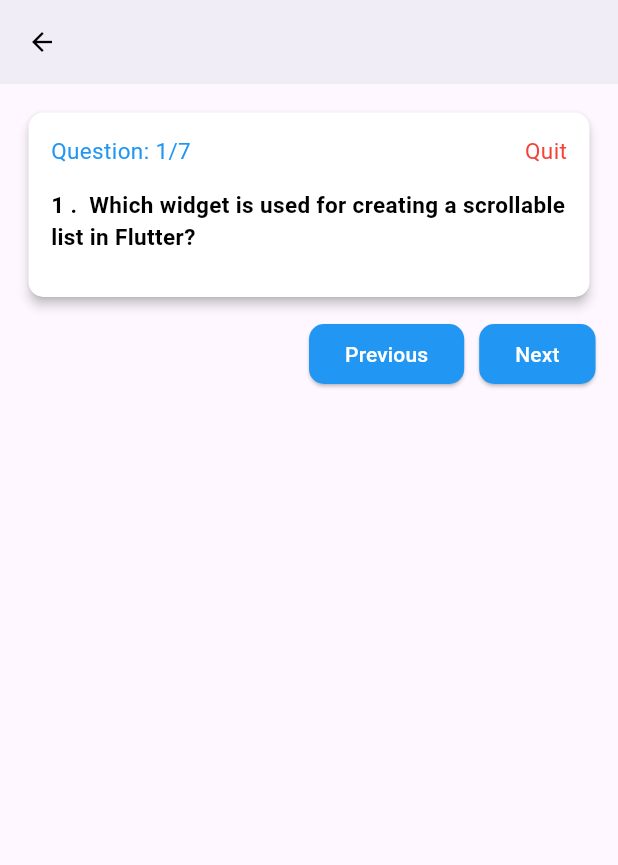
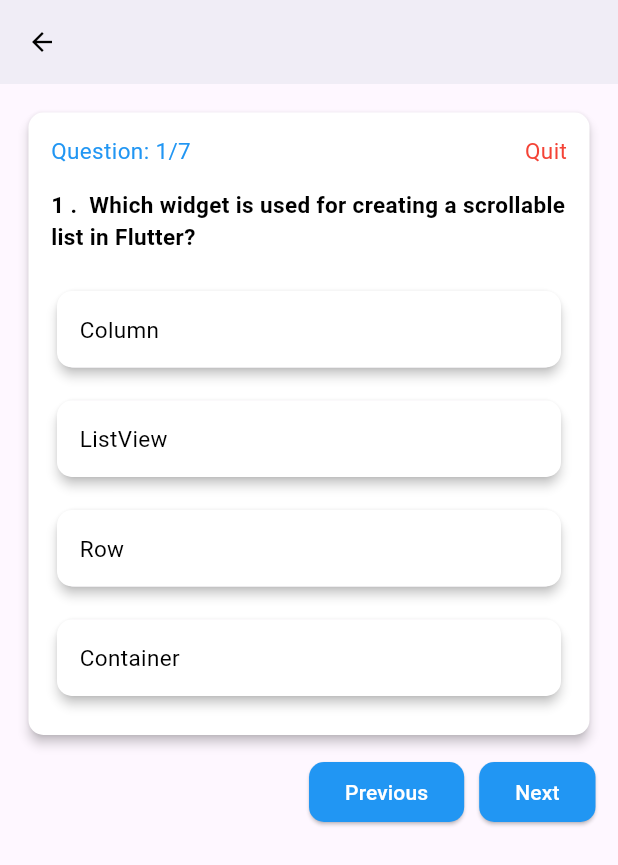
Before and after one commit to apeksha123227/Flutter_Project, a Flutter app: the QuestionScreen screen opened directly, on a phone screen of 412 x 824 dp. Shown: the top 865 px of the screen. Run offline on Flutter 3.47's test engine with Material 3 defaults, Android fonts, the phone set to English and light mode, and no system bars; our stand-ins replace get, screenshot, share_plus; missing offline and left inert: svg_image; project files that could hold a hidden picture were left out.

Commit message:
Quiz done

```diff
--- a/lib/Tasks/Quiz/QuestionScreen.dart
+++ b/lib/Tasks/Quiz/QuestionScreen.dart
@@ -93,7 +93,7 @@ class QuestionScreen extends StatelessWidget {
                       SizedBox(height: 15),
                       Obx(() {
                         return Text(
-                         "${item+1} .  ${questionController.questionList[item]["question"]}",
+                          "${item + 1} .  ${questionController.questionList[item]["question"]}",
                           style: TextStyle(
                             fontSize: 15,
                             color: Colors.black,
@@ -104,7 +104,54 @@ class QuestionScreen extends StatelessWidget {
                           overflow: TextOverflow.visible,
                         );
                       }),
+
                       SizedBox(height: 15),
+
+                      Obx(() {
+                        List options =
+                            questionController.questionList[item]["options"];
+
+                        return Column(
+                          children: List.generate(options.length, (index) {
+                            bool isSelected =
+                                questionController.selectedAns[item] == index;
+
+                            return InkWell(
+                              onTap: () {
+                                questionController.selectedOption(index);
+                              },
+                              child: Padding(
+                                padding: const EdgeInsets.symmetric(
+                                  vertical: 7,
+                                ),
+                                child: Card(
+                                  elevation: 3,
+                                  child: Container(
+                                    width: double.infinity,
+                                    padding: EdgeInsets.all(15),
+                                    decoration: BoxDecoration(
+                                      color: isSelected
+                                          ? Colors.blue
+                                          : Colors.white,
+
+                                      borderRadius: BorderRadius.circular(10),
+                                    ),
+                                    child: Text(
+                                      options[index],
+                                      style: TextStyle(
+                                        fontSize: 15,
+                                        color: isSelected
+                                            ? Colors.white
+                                            : Colors.black,
+                                      ),
+                                    ),
+                                  ),
+                                ),
+                              ),
+                            );
+                          }),
+                        );
+                      }),
                     ],
                   ),
                 ),
@@ -137,6 +184,8 @@ class QuestionScreen extends StatelessWidget {
                       ? ElevatedButton(
                           onPressed: () {
                             questionController.totalQuestions;
+                            questionController.getScore();
+                            questionController.selectedAns.refresh();
                             Get.to(ScoreScreen());
                           },
                           style: ElevatedButton.styleFrom(
@@ -181,7 +230,6 @@ class Question_Controller extends GetxController {
   final quizController = Get.find<QuizHome_Controller>();
 
   RxString getName = "".obs;
-
   RxInt currentId = 0.obs;
 
   RxList<Map<String, dynamic>> questionList = <Map<String, dynamic>>[
@@ -234,11 +282,17 @@ class Question_Controller extends GetxController {
   ].obs;
 
   int get totalQuestions => questionList.length;
+  RxList<int> selectedAns = <int>[].obs;
 
   void next() {
     if (currentId < totalQuestions - 1) {
       currentId++;
     }
+  }
+
+  void selectedOption(int index) {
+    selectedAns[currentId.value] = index;
+    selectedAns.refresh();
   }
 
   void previous() {
@@ -247,9 +301,45 @@ class Question_Controller extends GetxController {
     }
   }
 
+  /*
+
+  bool isAnsCorrect(int questionId) {
+    RxInt selectedIndex = selectedAns[questionId].obs;
+    RxString selectedText =
+        questionList[questionId]["options"][selectedIndex].obs;
+    RxString correctAns = questionList[questionId]["answer"];
+
+    if (selectedIndex == -1) {
+      return false;
+    }
+
+    return selectedText == correctAns;
+  }
+*/
+
+  int getScore() {
+    int score = 0;
+
+    for (int i = 0; i < questionList.length; i++) {
+      int selectedIndex = selectedAns[i];
+      String selectedAnswer = questionList[i]["options"][selectedIndex];
+      String correctAnswer = questionList[i]["answer"];
+
+      if (selectedIndex == -1) continue;
+
+      if (selectedAnswer == correctAnswer) {
+        score++;
+      }
+    }
+   // selectedAns.refresh();
+
+    return score;
+  }
+
   @override
   void onInit() {
     super.onInit();
     getName.value = quizController.selectedName.value;
+    selectedAns.value = List.generate(questionList.length, (_) => -1);
   }
 }
--- a/lib/Tasks/Quiz/Quiz_HomeScreen.dart
+++ b/lib/Tasks/Quiz/Quiz_HomeScreen.dart
@@ -64,15 +64,15 @@ class Quiz_HomeScreen extends StatelessWidget {
                                 child: SvgImage(
                                   item["icon"],
                                   type: PathType.assets,
-                                  height: 30,
-                                  width: 30,
+                                  height: 40,
+                                  width: 34,
                                 ),
                               ),
                             ),
                           ),
                           Text(
                             item["name"],
-                            style: TextStyle(fontSize: 15, color: Colors.black),
+                            style: TextStyle(fontSize: 13, color: Colors.black),
                           ),
                         ],
                       );
--- a/pubspec.yaml
+++ b/pubspec.yaml
@@ -38,6 +38,8 @@ dependencies:
   flutter_staggered_grid_view: ^0.7.0
   svg_image: ^0.0.1
   get:
+  screenshot: ^3.0.0
+  share_plus: ^10.0.0
 
 
 dev_dependencies:
```
Also changed, not shown: lib/Tasks/Quiz/ScoreScreen.dart (+29 -6 lines), pubspec.lock, 5 other files.
